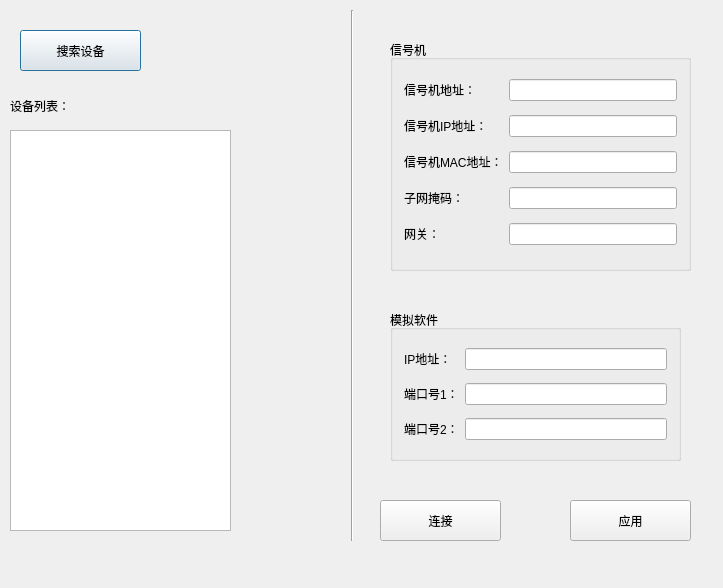
The window that MainWindow_new/qdlgnetconfigfront.ui (liuyufeng509/MainWindow) describes before a commit, drawn with Qt 5.
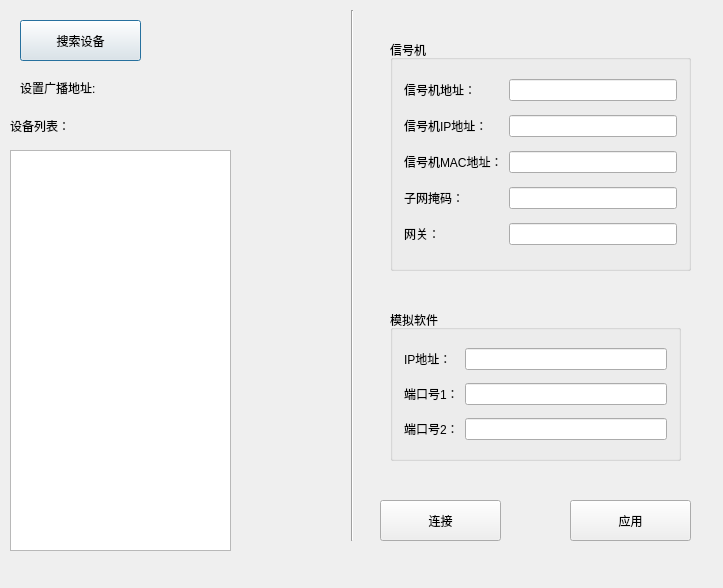
The same window after the commit.

```diff
--- a/MainWindow_new/qdlgnetconfigfront.ui
+++ b/MainWindow_new/qdlgnetconfigfront.ui
@@ -17,7 +17,7 @@
    <property name="geometry">
     <rect>
      <x>20</x>
-     <y>30</y>
+     <y>20</y>
      <width>121</width>
      <height>41</height>
     </rect>
@@ -30,7 +30,7 @@
    <property name="geometry">
     <rect>
      <x>10</x>
-     <y>130</y>
+     <y>150</y>
      <width>221</width>
      <height>401</height>
     </rect>
@@ -40,7 +40,7 @@
    <property name="geometry">
     <rect>
      <x>10</x>
-     <y>90</y>
+     <y>110</y>
      <width>71</width>
      <height>31</height>
     </rect>
@@ -198,6 +198,32 @@
     </item>
    </layout>
   </widget>
+  <widget class="QLabel" name="label_10">
+   <property name="geometry">
+    <rect>
+     <x>20</x>
+     <y>80</y>
+     <width>81</width>
+     <height>16</height>
+    </rect>
+   </property>
+   <property name="text">
+    <string>设置广播地址:</string>
+   </property>
+  </widget>
+  <widget class="QLabel" name="label_11">
+   <property name="geometry">
+    <rect>
+     <x>120</x>
+     <y>80</y>
+     <width>121</width>
+     <height>21</height>
+    </rect>
+   </property>
+   <property name="text">
+    <string/>
+   </property>
+  </widget>
  </widget>
  <layoutdefault spacing="6" margin="11"/>
  <resources/>
```
